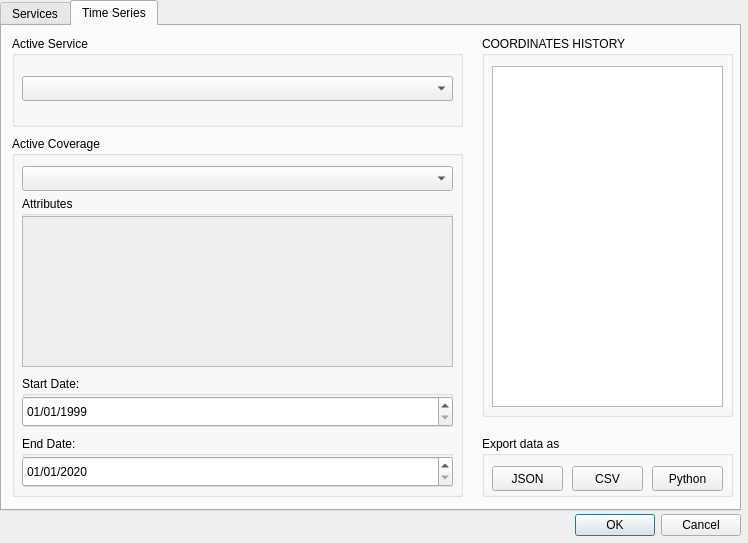
Old version of the form wtss_qgis_dialog_base.ui in the repository brazil-data-cube/wtss-qgis.
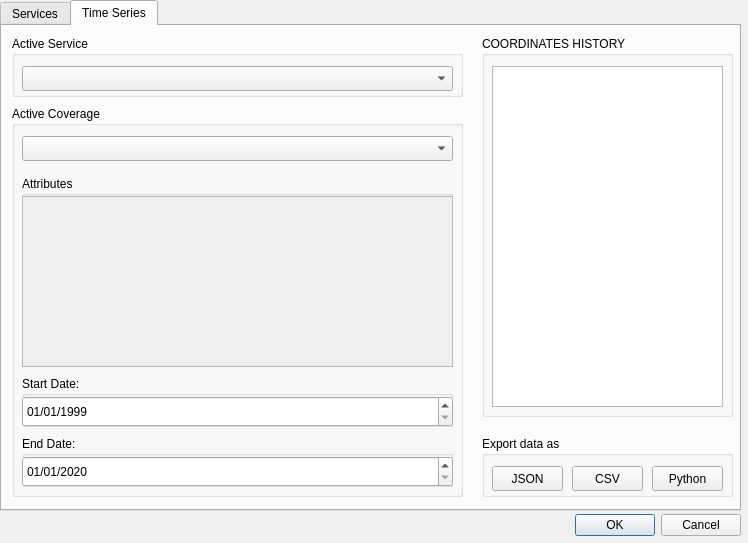
New version of the form.

Commit message: improving user interface

The edit to the form file:
```diff
--- a/wtss_qgis_dialog_base.ui
+++ b/wtss_qgis_dialog_base.ui
@@ -11,7 +11,13 @@
    </rect>
   </property>
   <property name="windowTitle">
-   <string>WTSS</string>
+   <string>WTSS - Web Time Series Service</string>
+  </property>
+  <property name="sizeGripEnabled">
+   <bool>false</bool>
+  </property>
+  <property name="modal">
+   <bool>false</bool>
   </property>
   <widget class="QDialogButtonBox" name="dialogButtonBox">
    <property name="geometry">
@@ -236,9 +242,9 @@
      <property name="geometry">
       <rect>
        <x>10</x>
-       <y>110</y>
+       <y>80</y>
        <width>451</width>
-       <height>361</height>
+       <height>391</height>
       </rect>
      </property>
      <property name="title">
@@ -248,9 +254,9 @@
       <property name="geometry">
        <rect>
         <x>10</x>
-        <y>60</y>
+        <y>70</y>
         <width>431</width>
-        <height>171</height>
+        <height>191</height>
        </rect>
       </property>
       <property name="title">
@@ -262,7 +268,7 @@
          <x>0</x>
          <y>20</y>
          <width>431</width>
-         <height>151</height>
+         <height>171</height>
         </rect>
        </property>
        <property name="widgetResizable">
@@ -274,7 +280,7 @@
           <x>0</x>
           <y>0</y>
           <width>429</width>
-          <height>149</height>
+          <height>169</height>
          </rect>
         </property>
        </widget>
@@ -284,7 +290,7 @@
       <property name="geometry">
        <rect>
         <x>10</x>
-        <y>240</y>
+        <y>270</y>
         <width>431</width>
         <height>51</height>
        </rect>
@@ -320,7 +326,7 @@
       <property name="geometry">
        <rect>
         <x>10</x>
-        <y>300</y>
+        <y>330</y>
         <width>431</width>
         <height>51</height>
        </rect>
@@ -369,7 +375,7 @@
        <x>10</x>
        <y>10</y>
        <width>451</width>
-       <height>91</height>
+       <height>61</height>
       </rect>
      </property>
      <property name="title">
@@ -379,7 +385,7 @@
       <property name="geometry">
        <rect>
         <x>10</x>
-        <y>40</y>
+        <y>30</y>
         <width>431</width>
         <height>25</height>
        </rect>
```
The commit also changes 1 other file.
